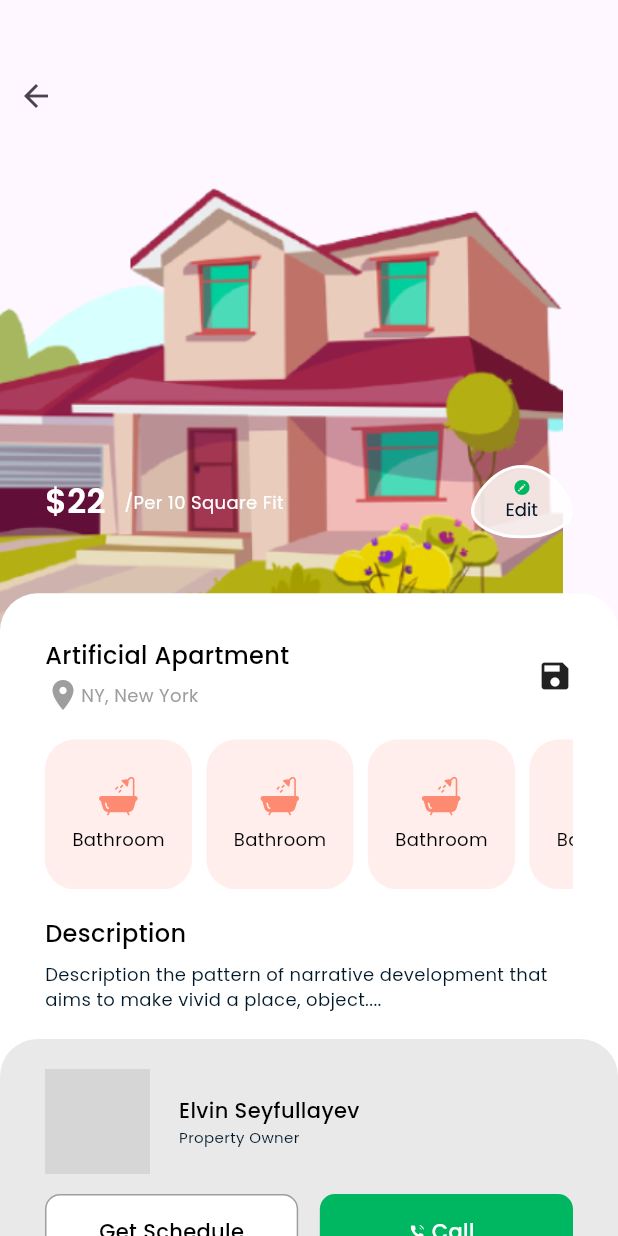
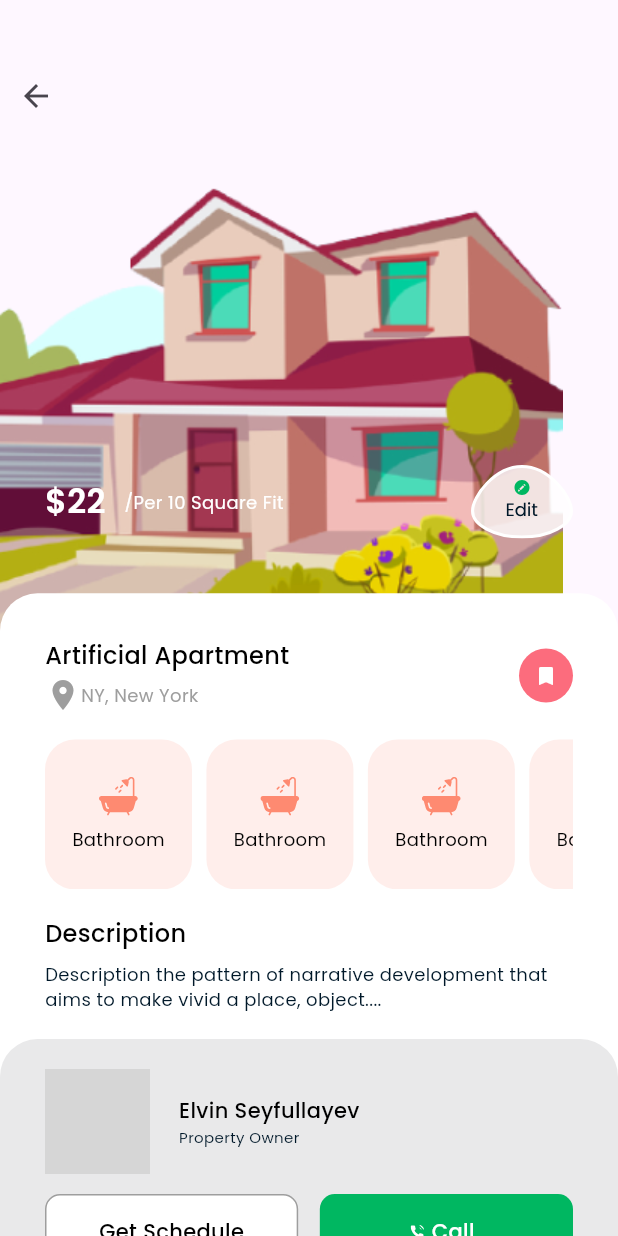
Before and after one commit to Elvin5002/e_state_app, a Flutter app: the PropertyScreen screen opened directly, on a phone screen of 412 x 824 dp. Run offline on Flutter 3.47's test engine with Material 3 defaults, Android fonts, the phone set to English and light mode, and no system bars; our stand-ins replace bloc, cloud_firestore, firebase_auth, firebase_core, firebase_messaging, firebase_storage and 9 more; missing offline and left inert: firebase_app_check, flutter_facebook_auth; accounts and stored records are empty; network calls fail; project files that could hold a hidden picture were left out; grey boxes are pictures that could not be loaded.

Commit message:
- some minor changes

```diff
--- a/lib/main.dart
+++ b/lib/main.dart
@@ -1,7 +1,4 @@
 import 'package:e_state_app/locator.dart';
-import 'package:e_state_app/screens/contact/contact_screen.dart';
-import 'package:e_state_app/screens/home/home_screen.dart';
-import 'package:e_state_app/screens/terms/terms_screen.dart';
 import 'package:firebase_app_check/firebase_app_check.dart';
 import 'package:flutter_screenutil/flutter_screenutil.dart';
 import 'screens/splash/splash_screen.dart';
@@ -37,7 +34,7 @@
           colorScheme: ColorScheme.fromSeed(seedColor: Colors.deepPurple),
           useMaterial3: true,
         ),
-        home: HomeScreen(),
+        home: const SplashScreen(),
       ),
     );
   }
--- a/lib/screens/fill/fill_profile.dart
+++ b/lib/screens/fill/fill_profile.dart
@@ -17,7 +17,6 @@ import '../../utilities/helpers/pager.dart';
 import '../../utilities/helpers/snacks.dart';
 import '../widgets/custom_button.dart';
 import '../widgets/phone_num_input.dart';
-import '../widgets/top_view.dart';
 
 class FillProfile extends StatelessWidget {
   const FillProfile({Key? key}) : super(key: key);
--- a/lib/screens/home/widget/category_icon.dart
+++ b/lib/screens/home/widget/category_icon.dart
@@ -8,7 +8,7 @@ class CategoryIcons extends StatelessWidget {
   @override
   Widget build(BuildContext context) {
     return Row(
-      mainAxisAlignment: MainAxisAlignment.spaceAround,
+      mainAxisAlignment: MainAxisAlignment.spaceBetween,
       children: [
         SvgPicture.asset(AppAssets.all),
         SvgPicture.asset(AppAssets.building),
--- a/lib/screens/home/widget/profil_bar.dart
+++ b/lib/screens/home/widget/profil_bar.dart
@@ -1,4 +1,3 @@
-import 'package:e_state_app/utilities/constants/app_colors.dart';
 import 'package:e_state_app/utilities/constants/app_text_styles.dart';
 import 'package:e_state_app/utilities/constants/app_texts.dart';
 import 'package:flutter/material.dart';
@@ -10,8 +9,7 @@ class ProfilBar extends StatelessWidget {
   @override
   Widget build(BuildContext context) {
     return Container(
-      color: AppColors.white,
-      padding: EdgeInsets.symmetric(horizontal: 20.0, vertical: 10.0),
+      padding: const EdgeInsets.only(top: 10),
       child: Row(
         mainAxisAlignment: MainAxisAlignment.spaceBetween,
         children: [
--- a/lib/screens/login/login_screen.dart
+++ b/lib/screens/login/login_screen.dart
@@ -64,7 +64,7 @@ class LoginScreen extends StatelessWidget {
                   BlocConsumer<LoginCubit, LoginState>(
                     listener: (context, state) {
                       if (state is LoginSuccess) {
-                        context.removeAll(Pager.filter);
+                        context.removeAll(Pager.root);
                       } else if (state is LoginFailure) {
                         Snacks.error(context, state.error);
                       }
--- a/lib/screens/property overview/property_screen.dart
+++ b/lib/screens/property overview/property_screen.dart
@@ -70,7 +70,15 @@ class PropertyScreen extends StatelessWidget {
                                   title: 'Artificial Apartment',
                                   location: 'NY, New York',
                                 ),
-                                Icon(Icons.save)
+                                CircleAvatar(
+                                  radius: 18,
+                                  backgroundColor: AppColors.lightRed,
+                                  child: Icon(
+                                    Icons.bookmark,
+                                    color: Colors.white,
+                                    size: 16,
+                                  ),
+                                ),
                               ]),
                           20.verticalSpace,
                           SizedBox(
--- a/lib/screens/search/search_screen.dart
+++ b/lib/screens/search/search_screen.dart
@@ -24,7 +24,9 @@ class SearchScreen extends StatelessWidget {
             child: Column(
               crossAxisAlignment: CrossAxisAlignment.start,
               children: [
-                const SearchAndFilter(),
+                SearchAndFilter(
+                  onTap: () {  },
+                ),
                 15.h,
                 Text(
                   AppTexts.matchedPro,
--- a/lib/screens/signup/signup_screen.dart
+++ b/lib/screens/signup/signup_screen.dart
@@ -44,7 +44,7 @@ class SignupScreen extends StatelessWidget {
                           child: BlocConsumer<SignupCubit, SignupState>(
                             listener: (context, state) {
                               if (state is SignupSuccess) {
-                                context.removeAll(Pager.fillProfile);
+                                context.removeAll(Pager.root);
                               } else if (state is SignupFailure) {
                                 Snacks.error(context, state.errorMessage);
                               }
@@ -65,7 +65,7 @@ class SignupScreen extends StatelessWidget {
                           child: BlocConsumer<SignupCubit,SignupState>(
                             listener: (context, state) {
                               if (state is SignupSuccess) {
-                                context.removeAll(Pager.fillProfile);
+                                context.removeAll(Pager.root);
                               } else if (state is SignupFailure) {
                                 Snacks.error(context, state.errorMessage);
                               }
--- a/lib/screens/splash/splash_screen.dart
+++ b/lib/screens/splash/splash_screen.dart
@@ -1,3 +1,5 @@
+import 'package:firebase_auth/firebase_auth.dart';
+
 import '../../utilities/extensions/navigation_extension.dart';
 import '../../utilities/constants/app_colors.dart';
 import 'package:flutter/material.dart';
@@ -20,7 +22,8 @@ class _SplashScreenState extends State<SplashScreen> {
   @override
   void initState() {
     Future.delayed(const Duration(milliseconds: 3000))
-        .whenComplete(() => context.replace(Pager.login));
+        .whenComplete(() =>  context.replace(FirebaseAuth.instance.currentUser == null
+        ? Pager.login: Pager.root));
     super.initState();
   }
 
--- a/lib/utilities/constants/app_colors.dart
+++ b/lib/utilities/constants/app_colors.dart
@@ -16,12 +16,9 @@ class AppColors {
   static const Color transparent = Colors.transparent;
   static const grey = Color(0xFF9E9E9E);
   static const lightRed = Color(0xFFFC6C7D);
-  static const Color lightGreen = Color(0xfff2fbf8);
-  static const Color transparent = Colors.transparent;
   static const Color darkBlue = Color(0xff2aa1f7);
   static const Color lightPink = Color(0xffFFEEEB);
   static const Color pink = Color(0xffFE8A71);
-  static const Color grey = Color.fromARGB(255, 139, 143, 146);
   static const Color lightGrey = Color(0xffe9e9ea);
 
 
--- a/lib/utilities/constants/app_text_styles.dart
+++ b/lib/utilities/constants/app_text_styles.dart
@@ -30,13 +30,6 @@ class AppTextStyles {
       fontSize: 22, fontWeight: FontWeight.w500, color: AppColors.blue);
   static final poppinsS20W500Black = GoogleFonts.poppins(
       fontSize: 20, fontWeight: FontWeight.w500, color: AppColors.black);
-
-  static const hintSearch =  TextStyle(fontFamily: 'Poppins',color: AppColors.sGrey,fontSize: 14,fontWeight: FontWeight.w400);
-  static final poppinsS18W400= GoogleFonts.poppins(fontSize: 18,fontWeight: FontWeight.w400);
-  static final poppinsS18W500White = GoogleFonts.poppins(fontSize: 18,fontWeight: FontWeight.w500,color: AppColors.white);
-  static final poppinsS12W400White = GoogleFonts.poppins(fontSize: 12,fontWeight: FontWeight.w400,color: AppColors.white);
-  static final poppinsS12W400Black = GoogleFonts.poppins(fontSize: 12,fontWeight: FontWeight.w400,color: AppColors.black);
-  static final poppinsS14W500Black = GoogleFonts.poppins(fontSize: 14,fontWeight: FontWeight.w500,color: AppColors.black);
   static final poppinsS14W500White = GoogleFonts.poppins(fontSize: 14,fontWeight: FontWeight.w500,color: AppColors.white);
   static final poppinsS12W400Grey = GoogleFonts.poppins(fontSize: 12,fontWeight: FontWeight.w400,color: AppColors.grey);
   static final poppinsS12W400DarkGrey = GoogleFonts.poppins(fontSize: 12,fontWeight: FontWeight.w400,color: AppColors.sGrey);
--- a/lib/utilities/constants/app_texts.dart
+++ b/lib/utilities/constants/app_texts.dart
@@ -68,7 +68,6 @@ class AppTexts {
   static const call = 'Call';
   static const propOwner = 'Property Owner';
   static const description = 'Description';
-  static const fullName = 'Full Name';
   static const phone = 'Phone Number';
   static const address = 'Address';
 
--- a/lib/utilities/helpers/pager.dart
+++ b/lib/utilities/helpers/pager.dart
@@ -6,7 +6,7 @@ import '../../cubits/home/home_cubit.dart';
 import '../../cubits/login/login_cubit.dart';
 import '../../cubits/signup/signup_cubit.dart';
 import 'package:e_state_app/locator.dart';
-import '../../screens/filter/empty_screen.dart';
+import '../../screens/root/root.dart';
 import '../../screens/filter/filter_screen.dart';
 import '../../screens/login/login_screen.dart';
 import '../../screens/property%20overview/property_screen.dart';
@@ -34,8 +34,7 @@ class Pager {
         child: const FilterScreen(),
       );
 
-  static Widget get empty =>
-      BlocProvider(create: (context) => HomeCubit(), child: EmptyScreen());
+  static Widget get root => BlocProvider(create: (context) => HomeCubit(), child: Root());
 
   static Widget get property => const PropertyScreen();
 }
```
Also changed, not shown: lib/screens/home/home_screen.dart (+21 -30 lines), lib/screens/home/widget/property_card.dart (+6 -1 lines), lib/screens/root/root.dart (renamed from lib/screens/filter/empty_screen.dart, +4 -5 lines), lib/screens/widgets/search_and_filter.dart (+4 -3 lines).
